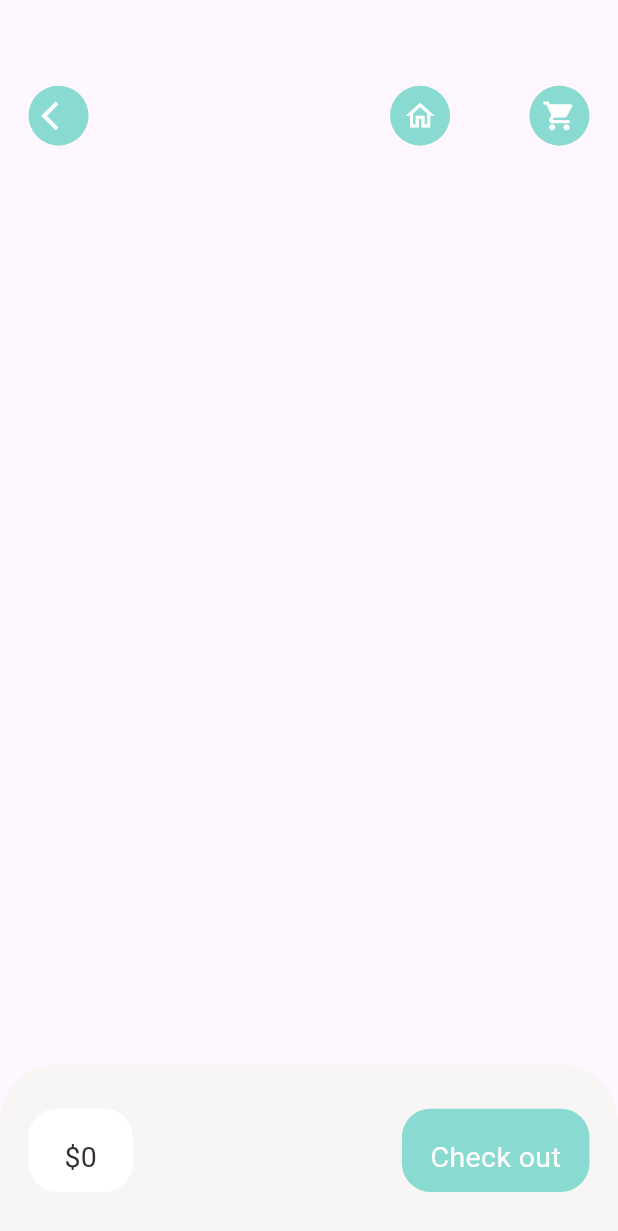
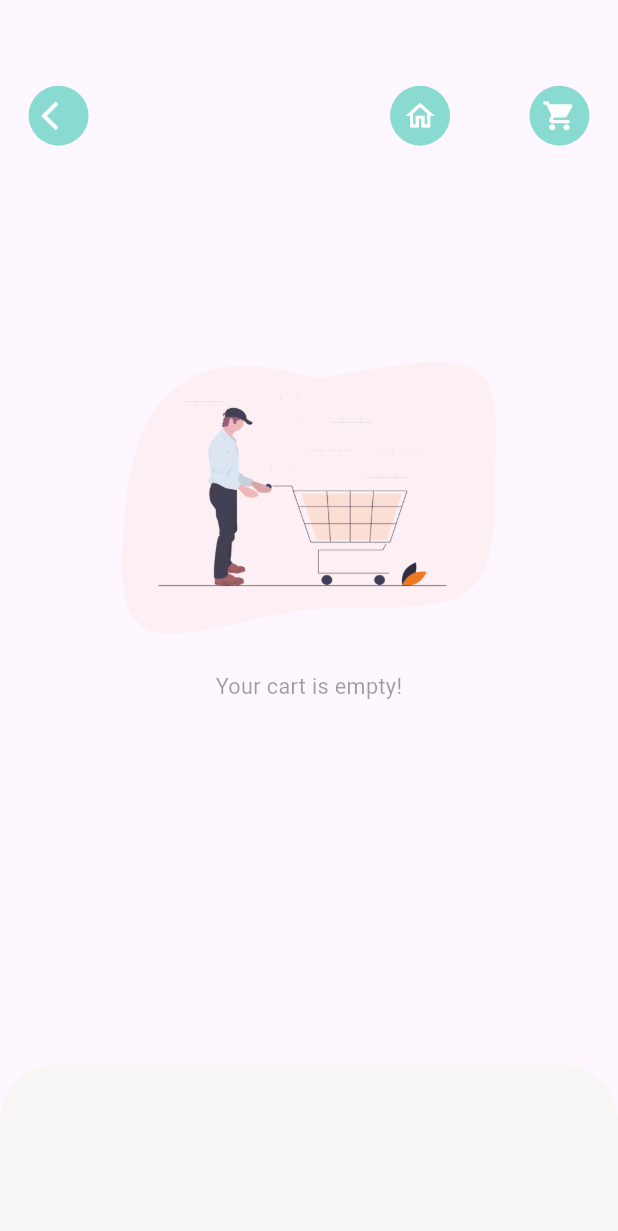
Before and after one commit to SPECTACULARLUCIFER/FooddeliveryApp, a Flutter app: the CartPage screen opened by its route, on a phone screen of 412 x 824 dp. Shown: the top 1231 px of the screen. Run offline on Flutter 3.47's test engine with Material 3 defaults, Android fonts, the phone set to English and light mode, and no system bars; our stand-ins replace dots_indicator, get, shared_preferences; accounts and stored records are empty; network calls fail.

Commit message:
worked on the cart history page

```diff
--- /dev/null
+++ b/lib/base/no_data_page.dart
@@ -0,0 +1,32 @@
+import 'package:flutter/material.dart';
+
+class NoDataPage extends StatelessWidget {
+  final String text;
+  final String imgpath;
+  const NoDataPage({super.key, required this.text,
+  this.imgpath="assets/image/empty_cart.png"});
+
+  @override
+  Widget build(BuildContext context) {
+    return Column(
+      mainAxisAlignment: MainAxisAlignment.center,
+      crossAxisAlignment: CrossAxisAlignment.stretch,
+       children: [
+        Image.asset(
+          imgpath,
+          height: MediaQuery.of(context).size.height*0.22,
+          width: MediaQuery.of(context).size.width*0.22,
+        ),
+        SizedBox(height: MediaQuery.of(context).size.height*0.03,),
+        Text(
+          text,
+          style: TextStyle(
+            fontSize: MediaQuery.of(context).size.height*0.0175,
+            color: Theme.of(context).disabledColor
+          ),
+          textAlign: TextAlign.center,
+        )
+       ],
+    );
+  }
+}
--- a/lib/controllers/popular_product_controller.dart
+++ b/lib/controllers/popular_product_controller.dart
@@ -79,11 +79,11 @@ class PopularProductController  extends GetxController{
     var exist=false;
     exist = _cart.existInCart(product);
     //get from storage _inCarItems=3
-    print("exist or not"+exist.toString());
+    //print("exist or not"+exist.toString());
     if(exist){
       _inCartItems=_cart.getQuantity(product);
     }
-    print("the quantity in the cart is "+_inCartItems.toString());
+   // print("the quantity in the cart is "+_inCartItems.toString());
   }
 
   void addItem(ProductModel product){
--- a/lib/data/repository/cart_repo.dart
+++ b/lib/data/repository/cart_repo.dart
@@ -10,17 +10,25 @@ class CartRepo {
   CartRepo({required this.sharedPreferences});
 
   List<String> cart=[];
+  List<String> carHistory=[];
 
   void addToCartList(List<CartModel> cartList){
+    //sharedPreferences.remove(AppConstants.CART_LIST);
+    //sharedPreferences.remove(AppConstants.CART_HISTORY_LIST);
+    var time =DateTime.now().toString();
     cart=[];
 
     /*converts objects to string because sharedprefrences only accepts string*/
 
-    cartList.forEach((element)=>cart.add(jsonEncode(element)));
+    cartList.forEach((element){
+      element.time = time;
+      return cart.add(jsonEncode(element));
+     });
+
 
     sharedPreferences.setStringList(AppConstants.CART_LIST, cart);
-    print(sharedPreferences.getStringList(AppConstants.CART_LIST));
-    getCartList();
+    //print(sharedPreferences.getStringList(AppConstants.CART_LIST));
+    //getCartList();
   }
 
   List<CartModel> getCartList(){
@@ -35,4 +43,36 @@ class CartRepo {
 
      return cartList;
   }
+
+  List<CartModel> getCartHistoryList(){
+    if(sharedPreferences.containsKey(AppConstants.CART_HISTORY_LIST)){
+      //carHistory = [];
+      carHistory = sharedPreferences.getStringList(AppConstants.CART_HISTORY_LIST)!;
+    }
+    List<CartModel> cartListHistory=[];
+    carHistory.forEach((element) =>cartListHistory.add(CartModel.fromJson(jsonDecode(element))));
+    return cartListHistory;
+  }
+
+  void addToCartHistoryList(){
+    if (sharedPreferences.containsKey(AppConstants.CART_HISTORY_LIST)){
+      carHistory = sharedPreferences.getStringList(AppConstants.CART_HISTORY_LIST)!;
+    }
+    for (int i=0; i<cart.length; i++){
+       //print("history list"+cart[i]);
+      carHistory.add(cart[i]);
+
+    }
+    removeCart();
+    sharedPreferences.setStringList(AppConstants.CART_HISTORY_LIST, carHistory);
+    print("The length of history list is "+getCartHistoryList().length.toString());
+    for (int j=0; j<getCartHistoryList().length; j++){
+    print("The time for the order is "+getCartHistoryList()[j].time.toString());
+    }
+
+  }
+  void removeCart(){
+    cart=[];
+    sharedPreferences.remove(AppConstants.CART_LIST);
+  }
 }
--- a/lib/main.dart
+++ b/lib/main.dart
@@ -27,7 +27,7 @@ class MyApp extends StatelessWidget {
   // This widget is the root of your application.
   @override
   Widget build(BuildContext context) {
-    //Get.find<CartController>().getCartData();
+    Get.find<CartController>().getCartData();
 
     return GetBuilder<PopularProductController>(builder: (_){
       return GetBuilder<RecommendedProductController>(builder: (_){
--- a/lib/pages/cart/cart_page.dart
+++ b/lib/pages/cart/cart_page.dart
@@ -1,4 +1,5 @@
 import 'package:flutter/material.dart';
+import 'package:food_delivery/base/no_data_page.dart';
 import 'package:food_delivery/controllers/cart_controller.dart';
 import 'package:food_delivery/controllers/popular_product_controller.dart';
 import 'package:food_delivery/controllers/recommended_product_controller.dart';
@@ -53,7 +54,8 @@ class CartPage extends StatelessWidget {
              ],
           )
           ),
-          Positioned(
+          GetBuilder<CartController>(builder: (_cartController){
+             return _cartController.getItems.length>0? Positioned(
             top: Dimensions.height20*5,
             left: Dimensions.width20,
             right: Dimensions.width20,
@@ -85,7 +87,14 @@ class CartPage extends StatelessWidget {
                                 var recommendedIndex = Get.find<RecommendedProductController>()
                               .recommendedProductList
                               .indexOf(_cartList[index].product!);
-                              Get.toNamed(RouteHelper.getRecommendedFood(recommendedIndex,"cartpage"));
+                              if(recommendedIndex<0){
+                                 Get.snackbar("History product", "Product review is not available for history product",
+                                  backgroundColor: AppColors.mainColor,
+                                  colorText: Colors.white
+                                  );
+                              }else{
+                                Get.toNamed(RouteHelper.getRecommendedFood(recommendedIndex,"cartpage"));
+                              }
                               }
                             },
                             child: Container(
@@ -96,7 +105,7 @@ class CartPage extends StatelessWidget {
                                 image: DecorationImage(
                                   fit: BoxFit.cover,
                                   image:NetworkImage(
-                                    AppConstants.BASE_URL+AppConstants.UPLOAD_URL+CartController.getItems[index].img!
+                                    CartController.getItems[index].img!
                                   )),
                                 borderRadius: BorderRadius.circular(Dimensions.radius20),
                                 color: Colors.white
@@ -152,7 +161,9 @@ class CartPage extends StatelessWidget {
                 });
                 })
               ),
-            ))
+            )
+            ):NoDataPage(text: "Your cart is empty!");
+          })
         ],
       ),
         bottomNavigationBar: GetBuilder<CartController>(builder: (CartController) {
@@ -165,7 +176,7 @@ class CartPage extends StatelessWidget {
             topLeft: Radius.circular(Dimensions.radius20*2),
             topRight: Radius.circular(Dimensions.radius20*2))
         ),
-        child: Row(
+        child: CartController.getItems.length>0?Row(
           mainAxisAlignment: MainAxisAlignment.spaceBetween,
           children: [
             Container(
@@ -187,6 +198,8 @@ class CartPage extends StatelessWidget {
             GestureDetector(
               onTap: () {
                 // popularProduct.addItem(product);
+                print("tapped");
+                CartController.addToHistory();
               },
               child: Container(
                 padding: EdgeInsets.only(top: Dimensions.height20, bottom: Dimensions.height10, left: Dimensions.width20, right: Dimensions.width20),
@@ -200,7 +213,7 @@ class CartPage extends StatelessWidget {
             ),
 
           ],
-        ),
+        ):Container(),
       );
       },),
     );
--- a/lib/pages/home/home_page.dart
+++ b/lib/pages/home/home_page.dart
@@ -1,5 +1,6 @@
 import 'package:flutter/cupertino.dart';
 import 'package:flutter/material.dart';
+import 'package:food_delivery/pages/cart/cart_history.dart';
 import 'package:food_delivery/pages/home/main_food_page.dart';
 import 'package:food_delivery/utils/colors.dart';
 
@@ -20,7 +21,7 @@ class _HomePageState extends State<HomePage> {
   List pages=[
     MainFoodPage(),
     Container(child: Center(child: Text("Next page"))),
-    Container(child: Center(child: Text("Next Next page"))),
+    CartHistory(),
     Container(child: Center(child: Text("Next Next Next page"))),
   ];
 
--- a/lib/pages/splash/splash_page.dart
+++ b/lib/pages/splash/splash_page.dart
@@ -31,7 +31,7 @@ class _SplashScreenState extends State<SplashScreen> with TickerProviderStateMix
     _loadResource();
     controller = new AnimationController(
       vsync:this ,
-      duration: Duration(seconds: 2))..forward();
+      duration: Duration(seconds: 5))..forward();
     animation = new CurvedAnimation(
       parent: controller,
       curve: Curves.linear);
--- a/lib/utils/app_constants.dart
+++ b/lib/utils/app_constants.dart
@@ -9,4 +9,5 @@ class AppConstants {
 
   static const String TOKEN = "DBtoken";
   static const String CART_LIST="cart-list";
+  static const String CART_HISTORY_LIST="cartHistory";
 }
--- a/pubspec.yaml
+++ b/pubspec.yaml
@@ -32,7 +32,8 @@ dependencies:
     sdk: flutter
   get: ^4.7.2
   dots_indicator: ^4.0.1
-  shared_preferences: ^2.5.3
+  shared_preferences: ^2.0.11
+  intl: ^0.17.0
 
 
   # The following adds the Cupertino Icons font to your application.
```
Also changed, not shown: lib/controllers/cart_controller.dart (+24 -1 lines), lib/pages/cart/cart_history.dart (added, +171 -0 lines), pubspec.lock.
